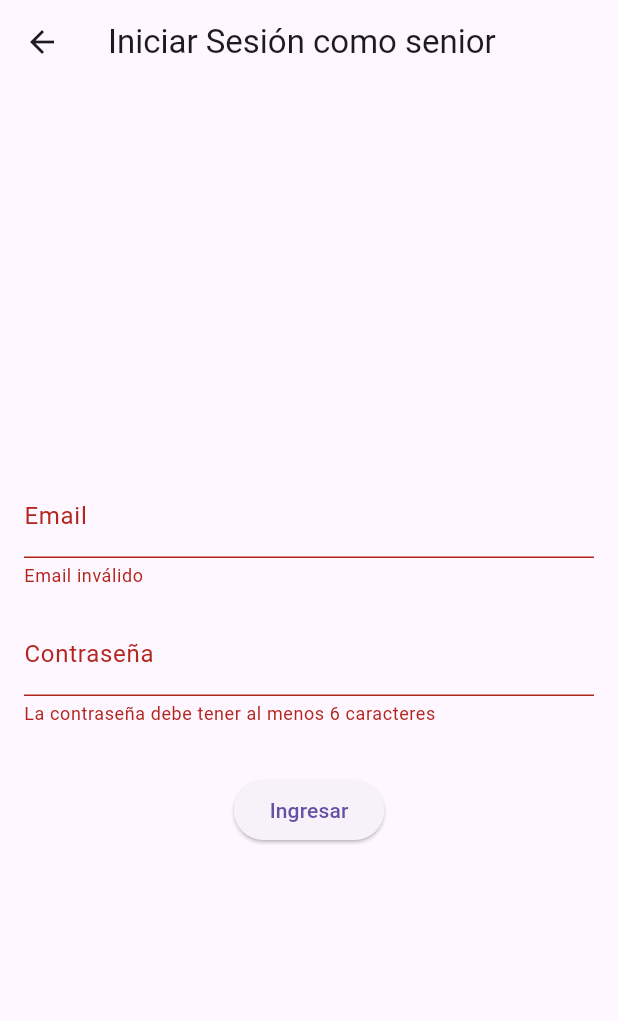
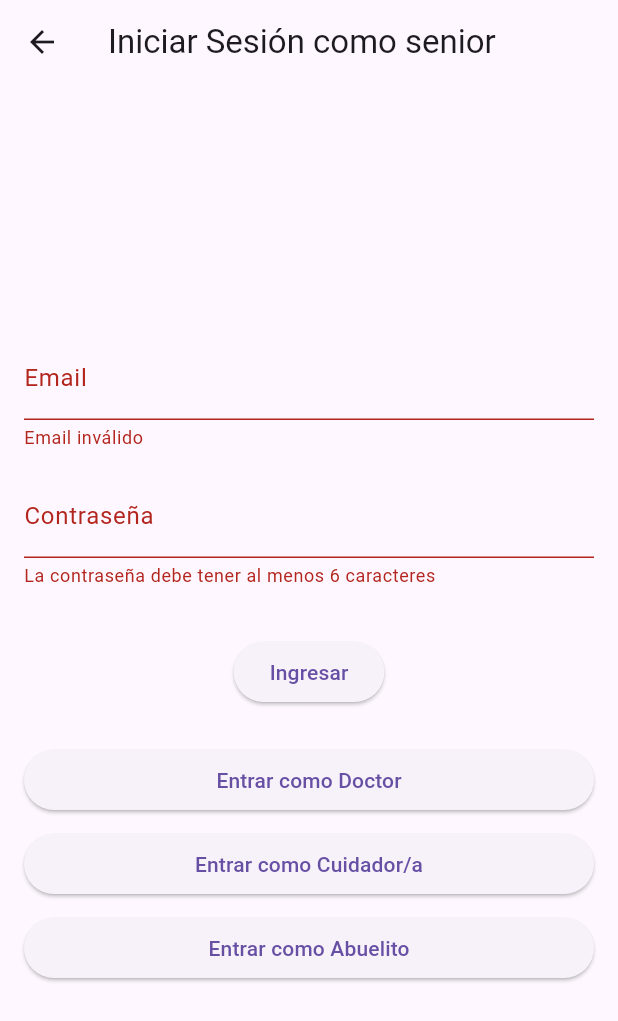
Before and after one commit to barriosevelyn488-web/proyecto_alba_guatemala, a Flutter app: the LoginScreen screen opened directly with empty values, after a tap on "Ingresar", on a phone screen of 412 x 824 dp. Shown: the top 1021 px of the screen. Run offline on Flutter 3.47's test engine with Material 3 defaults, Android fonts, the phone set to English and light mode, and no system bars; our stand-ins replace cloud_firestore, firebase_core, flutter_local_notifications, geolocator, sensors_plus, timezone; missing offline and left inert: flutter_background_service; accounts and stored records are empty; generated files the repository leaves out were written again; statements that could not run were skipped.

Commit message:
feat(grupo1-auth-core): implementar AuthProvider en memoria y botones de acceso rápido

```diff
--- a/lib/screens/auth/login_screen.dart
+++ b/lib/screens/auth/login_screen.dart
@@ -34,14 +34,30 @@ class _LoginScreenState extends State<LoginScreen> {
 
       if (mounted && authProvider.isAuthenticated) {
         // Navegar a la pantalla principal correspondiente al rol
-        String homeRoute = '/senior_home'; // Ruta por defecto
-        if (widget.role == UserRole.caregiver) {
-          // homeRoute = '/caregiver_dashboard';
-        } else if (widget.role == UserRole.doctor) {
-          // homeRoute = '/doctor_dashboard';
-        }
+        final homeRoute = _homeRouteForRole(widget.role);
         Navigator.pushNamedAndRemoveUntil(context, homeRoute, (route) => false);
       }
+    }
+  }
+
+  Future<void> _loginAs(UserRole role) async {
+    final authProvider = Provider.of<AuthProvider>(context, listen: false);
+    await authProvider.loginAsRole(role);
+    if (mounted && authProvider.isAuthenticated) {
+      final homeRoute = _homeRouteForRole(role);
+      Navigator.pushNamedAndRemoveUntil(context, homeRoute, (route) => false);
+    }
+  }
+
+  String _homeRouteForRole(UserRole role) {
+    switch (role) {
+      case UserRole.caregiver:
+        return '/caregiver_home';
+      case UserRole.doctor:
+        return '/doctor_home';
+      case UserRole.senior:
+      default:
+        return '/senior_home';
     }
   }
 
@@ -88,6 +104,27 @@ class _LoginScreenState extends State<LoginScreen> {
                         );
                 },
               ),
+              const SizedBox(height: 24),
+              // Accesos rápidos para pruebas locales
+              Column(
+                crossAxisAlignment: CrossAxisAlignment.stretch,
+                children: [
+                  ElevatedButton(
+                    onPressed: () => _loginAs(UserRole.doctor),
+                    child: const Text('Entrar como Doctor'),
+                  ),
+                  const SizedBox(height: 8),
+                  ElevatedButton(
+                    onPressed: () => _loginAs(UserRole.caregiver),
+                    child: const Text('Entrar como Cuidador/a'),
+                  ),
+                  const SizedBox(height: 8),
+                  ElevatedButton(
+                    onPressed: () => _loginAs(UserRole.senior),
+                    child: const Text('Entrar como Abuelito'),
+                  ),
+                ],
+              ),
             ],
           ),
         ),
```
Also changed, not shown: lib/providers/auth_provider.dart (+34 -4 lines).
